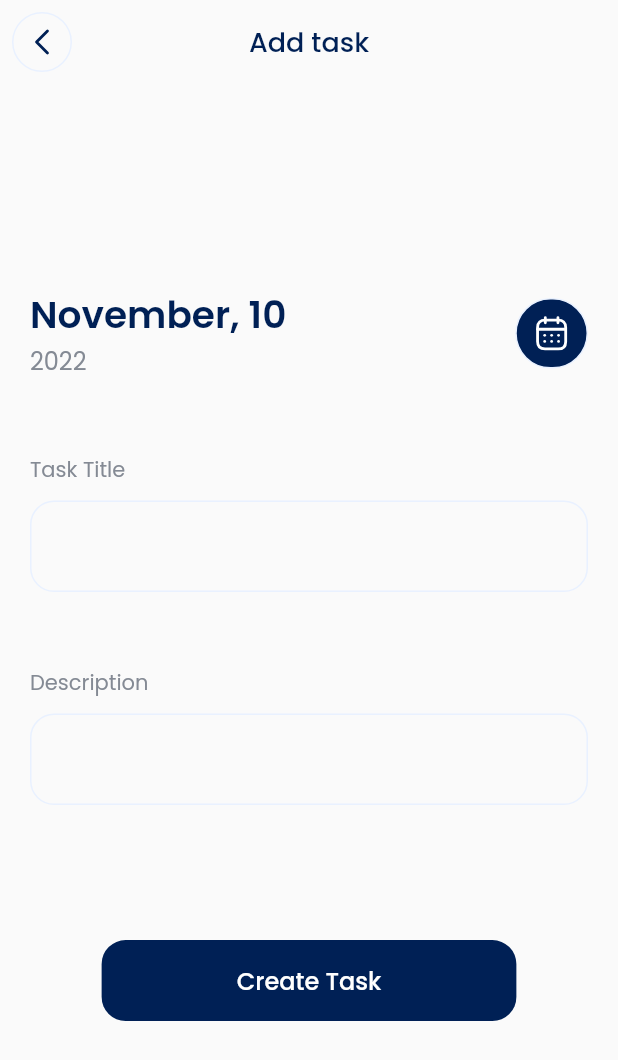
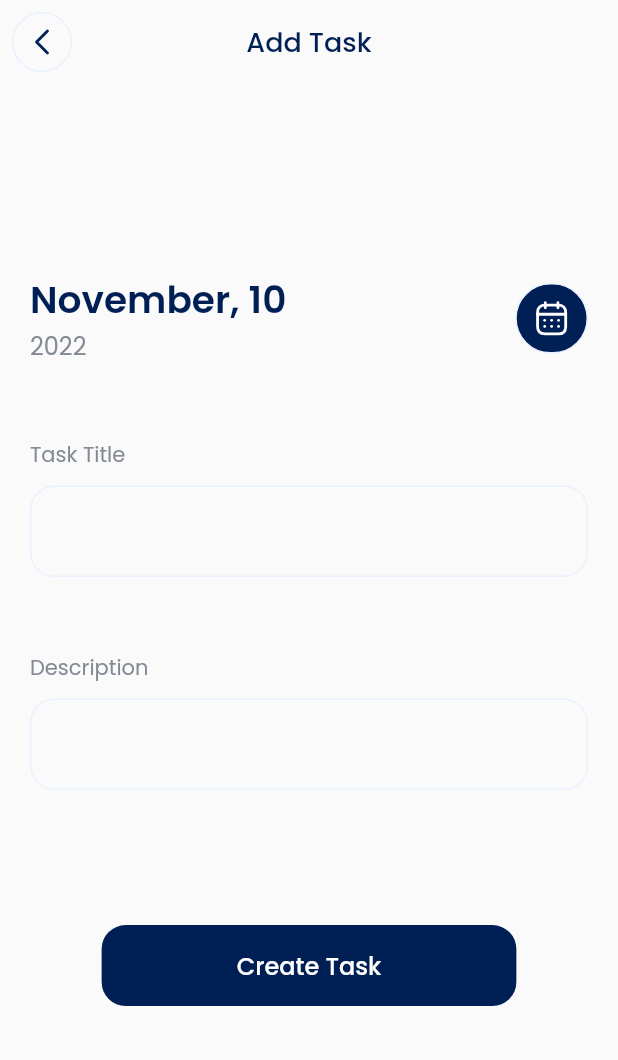
Before and after one commit to AgusDharmaUDEL93/tasker-RPL, a Flutter app: the screen it shows after launch, after a tap on an icon or button, on a phone screen of 412 x 824 dp. Shown: the top 1060 px of the screen. Run offline on Flutter 3.47's test engine with Material 2 defaults, Android fonts, the phone set to English and light mode, and no system bars; our stand-ins replace flutter_slidable, flutter_svg, google_fonts, hive, hive_flutter; accounts and stored records are empty.

Commit message:
feat: implemented lisview builder at home page, slider for each home_page_task_card for deleting and editing and reused the manage_task_page to create and edit the task

```diff
--- a/lib/layers/app/views/ui/home/home_page.dart
+++ b/lib/layers/app/views/ui/home/home_page.dart
@@ -1,13 +1,27 @@
 import 'package:flutter/material.dart';
 import 'package:flutter_svg/flutter_svg.dart';
 import 'package:google_fonts/google_fonts.dart';
+import 'package:hive_flutter/hive_flutter.dart';
+import 'package:tasker/layers/app/views/ui/widgets/home/home_add_first_task_widget.dart';
 import 'package:tasker/layers/app/views/ui/widgets/home/home_appbar_widget.dart';
 import 'package:tasker/layers/app/views/ui/widgets/home/home_task_card_widget.dart';
+import '../../../../core/utils/constants.dart';
+import '../../../models/task/boxes.dart';
+import '../../../models/task/task_model.dart';
 
-import '../../../../core/utils/constants.dart';
+class HomePage extends StatefulWidget {
+  const HomePage({super.key});
 
-class HomePage extends StatelessWidget {
-  const HomePage({super.key});
+  @override
+  State<HomePage> createState() => _HomePageState();
+}
+
+class _HomePageState extends State<HomePage> {
+  @override
+  void dispose() {
+    Hive.box('taskmodel').close();
+    super.dispose();
+  }
 
   @override
   Widget build(BuildContext context) {
@@ -16,7 +30,7 @@ class HomePage extends StatelessWidget {
         onPressed: () {
           Navigator.pushNamed(
             context,
-            kCreateTaskRoute,
+            kManageTaskRoute,
           );
         },
         elevation: 0,
@@ -32,7 +46,9 @@ class HomePage extends StatelessWidget {
       body: SizedBox(
         width: MediaQuery.of(context).size.width,
         child: Padding(
-          padding: const EdgeInsets.symmetric(horizontal: 20, vertical: 16),
+          padding: const EdgeInsets.fromLTRB(20, 20, 20, 0),
+          child: SingleChildScrollView(
+            physics: BouncingScrollPhysics(),
             child: Column(
               crossAxisAlignment: CrossAxisAlignment.start,
               children: [
@@ -44,29 +60,32 @@ class HomePage extends StatelessWidget {
                     fontWeight: FontWeight.w600,
                   ),
                 ),
-              Column(
-                children: const [
-                  SizedBox(height: 10),
-                  HomeTaskCardWidget(
-                    title: 'Book Cinema Tickets',
-                    description: 'Aasdnasidn',
-                    timeLeft: 2,
-                  ),
-                  SizedBox(height: 10),
-                  HomeTaskCardWidget(
-                    title: 'Book Cinema Tickets',
-                    description: 'Aasdnasidn',
-                    timeLeft: 3,
-                  ),
-                  SizedBox(height: 10),
-                  HomeTaskCardWidget(
-                    title: 'Book Cinema Tickets',
-                    description: 'Aasdnasidn',
-                    timeLeft: 6,
+                SizedBox(height: 15),
+                ValueListenableBuilder<Box<TaskModel>>(
+                  valueListenable: Boxes.getTasks().listenable(),
+                  builder:
+                      (BuildContext context, dynamic value, Widget? child) {
+                    final tasks = value.values.toList().cast<TaskModel>();
+                    if (tasks != null && tasks.isNotEmpty) {
+                      return ListView.separated(
+                        physics: BouncingScrollPhysics(),
+                        shrinkWrap: true,
+                        itemCount: tasks.length,
+                        itemBuilder: (BuildContext context, int index) {
+                          final task = tasks[index];
+                          return HomeTaskCardWidget(task: task);
+                        },
+                        separatorBuilder: (context, index) {
+                          return const SizedBox(height: 12);
+                        },
+                      );
+                    } else {
+                      return const AddFirstTaskWidget();
+                    }
+                  },
                 ),
               ],
             ),
-            ],
           ),
         ),
       ),
--- /dev/null
+++ b/lib/layers/app/views/ui/manage_task/manage_task_page.dart
@@ -0,0 +1,110 @@
+import 'package:flutter/material.dart';
+import 'package:google_fonts/google_fonts.dart';
+import 'package:tasker/layers/app/models/task/task_model.dart';
+import 'package:tasker/layers/app/views/ui/widgets/manage_task/manage_task_appbar_widget.dart';
+import 'package:tasker/layers/app/views/ui/widgets/manage_task/manage_task_task_textfield.dart';
+import 'package:tasker/layers/core/utils/constants.dart';
+import '../../../models/task/boxes.dart';
+import '../widgets/manage_task/manage_task_datepicker_field.dart';
+
+class CreateTaskPage extends StatefulWidget {
+  const CreateTaskPage({super.key, this.task});
+
+  final TaskModel? task;
+
+  @override
+  State<CreateTaskPage> createState() => _CreateTaskPageState();
+}
+
+class _CreateTaskPageState extends State<CreateTaskPage> {
+  var dateTime = DateTime.now();
+  TextEditingController titleController = TextEditingController();
+  TextEditingController descController = TextEditingController();
+
+  bool isEditing = false;
+
+  @override
+  void initState() {
+    super.initState();
+    if (widget.task != null) {
+      final task = widget.task!;
+
+      titleController.text = task.title;
+      descController.text = task.description;
+      refresh(task.expirationDate);
+    }
+  }
+
+  @override
+  Widget build(BuildContext context) {
+    isEditing = widget.task != null;
+    return Scaffold(
+      appBar: CreateTaskAppBar(title: isEditing ? 'Edit Task' : 'Add Task'),
+      body: Padding(
+        padding: const EdgeInsets.fromLTRB(20, 20, 20, 0),
+        child: SingleChildScrollView(
+          child: SizedBox(
+            height: MediaQuery.of(context).size.height * 0.85,
+            child: Column(
+              mainAxisAlignment: MainAxisAlignment.center,
+              children: [
+                CreateTaskDateWidget(dateTime: dateTime, refresh: refresh),
+                const SizedBox(height: 50),
+                CreateTaskTextFieldWidget(
+                    labelText: 'Task Title', controller: titleController),
+                const SizedBox(height: 50),
+                CreateTaskTextFieldWidget(
+                    labelText: 'Description', controller: descController),
+                const SizedBox(height: 90),
+                ElevatedButton(
+                  style: ElevatedButton.styleFrom(
+                    backgroundColor: kDarkBlue,
+                    padding: const EdgeInsets.symmetric(
+                        vertical: 15, horizontal: 90),
+                    shape: RoundedRectangleBorder(
+                      borderRadius: BorderRadius.circular(16),
+                    ),
+                    elevation: 0,
+                  ),
+                  onPressed: () {
+                    print(widget.task);
+                    // addTask(
+                    //   titleController.text,
+                    //   descController.text,
+                    //   dateTime,
+                    // );
+                    // Navigator.pop(context);
+                  },
+                  child: Text(
+                    isEditing ? 'Save Task' : 'Create Task',
+                    style: GoogleFonts.poppins(
+                      fontWeight: FontWeight.w500,
+                      fontSize: 16,
+                    ),
+                  ),
+                ),
+              ],
+            ),
+          ),
+        ),
+      ),
+    );
+  }
+
+  refresh(DateTime newTime) {
+    setState(() {
+      dateTime = newTime;
+    });
+  }
+
+  addTask(String title, String desc, DateTime expirationDate) {
+    final task = TaskModel()
+      ..title = title
+      ..description = desc
+      ..expirationDate = expirationDate;
+
+    final box = Boxes.getTasks();
+
+    box.add(task);
+  }
+}
--- /dev/null
+++ b/lib/layers/app/views/ui/widgets/home/home_add_first_task_widget.dart
@@ -0,0 +1,47 @@
+import 'package:flutter/material.dart';
+import 'package:flutter_svg/svg.dart';
+import 'package:google_fonts/google_fonts.dart';
+
+import '../../../../../core/utils/constants.dart';
+
+class AddFirstTaskWidget extends StatelessWidget {
+  const AddFirstTaskWidget({super.key});
+
+  @override
+  Widget build(BuildContext context) {
+    return InkWell(
+      onTap: () {
+        Navigator.pushNamed(
+          context,
+          kManageTaskRoute,
+        );
+      },
+      child: Container(
+        margin: EdgeInsets.only(top: 10),
+        height: 90,
+        width: double.infinity,
+        decoration: BoxDecoration(
+          color: kDarkBlue,
+          borderRadius: BorderRadius.circular(15),
+        ),
+        child: Center(
+          child: Column(
+            mainAxisAlignment: MainAxisAlignment.center,
+            children: [
+              SvgPicture.asset('assets/icons/add-icon.svg'),
+              const SizedBox(height: 10),
+              Text(
+                'Add your first task',
+                style: GoogleFonts.poppins(
+                  fontSize: 14,
+                  fontWeight: FontWeight.w600,
+                  color: kPlainWhite,
+                ),
+              ),
+            ],
+          ),
+        ),
+      ),
+    );
+  }
+}
--- a/lib/layers/app/views/ui/widgets/home/home_task_card_widget.dart
+++ b/lib/layers/app/views/ui/widgets/home/home_task_card_widget.dart
@@ -1,18 +1,15 @@
 import 'package:flutter/material.dart';
+import 'package:flutter_slidable/flutter_slidable.dart';
 import 'package:google_fonts/google_fonts.dart';
-
+import 'package:tasker/layers/app/models/task/task_model.dart';
 import '../../../../../core/utils/constants.dart';
 
 class HomeTaskCardWidget extends StatefulWidget {
-  final String title;
-  final String description;
-  final int timeLeft;
+  final TaskModel task;
 
   const HomeTaskCardWidget({
     super.key,
-    required this.title,
-    required this.description,
-    required this.timeLeft,
+    required this.task,
   });
 
   @override
@@ -24,7 +21,29 @@ class _HomeTaskCardWidgetState extends State<HomeTaskCardWidget> {
 
   @override
   Widget build(BuildContext context) {
-    return Theme(
+    final difference = daysBetween(DateTime.now(), widget.task.expirationDate);
+    return Slidable(
+      endActionPane: ActionPane(
+        motion: const ScrollMotion(),
+        children: [
+          SlidableAction(
+            onPressed: (context) {
+              Navigator.pushNamed(context, kManageTaskRoute,
+                  arguments: widget.task);
+            },
+            foregroundColor: Colors.blue,
+            icon: Icons.edit,
+            label: 'Edit',
+          ),
+          SlidableAction(
+            onPressed: (context) {},
+            foregroundColor: Colors.red,
+            icon: Icons.delete,
+            label: 'Delete',
+          ),
+        ],
+      ),
+      child: Theme(
         data: ThemeData(
           dividerColor: Colors.transparent,
         ),
@@ -54,10 +73,11 @@ class _HomeTaskCardWidgetState extends State<HomeTaskCardWidget> {
               collapsedTextColor: Colors.black,
               textColor: Colors.black,
               title: Text(
-              widget.title,
+                widget.task.title,
                 style: GoogleFonts.poppins(
                   color: kDarkBlue,
                   fontWeight: FontWeight.w500,
+                  fontSize: 14,
                 ),
               ),
               childrenPadding: EdgeInsets.symmetric(vertical: 10),
@@ -68,9 +88,9 @@ class _HomeTaskCardWidgetState extends State<HomeTaskCardWidget> {
                     child: Container(
                       width: 18,
                       height: 18,
-                    color: widget.timeLeft > 4
+                      color: difference > 4
                           ? Colors.green.withOpacity(0.3)
-                        : widget.timeLeft > 2
+                          : difference > 2
                               ? Colors.yellow.withOpacity(0.3)
                               : Colors.red.withOpacity(0.3),
                       child: Center(
@@ -79,9 +99,9 @@ class _HomeTaskCardWidgetState extends State<HomeTaskCardWidget> {
                           child: Container(
                             width: 10,
                             height: 10,
-                          color: widget.timeLeft > 4
+                            color: difference > 4
                                 ? Colors.green
-                              : widget.timeLeft > 2
+                                : difference > 2
                                     ? Colors.yellow
                                     : Colors.red,
                           ),
@@ -90,10 +110,10 @@ class _HomeTaskCardWidgetState extends State<HomeTaskCardWidget> {
                     ),
                   ),
                   const SizedBox(
-                  width: 4,
+                    width: 6,
                   ),
                   Text(
-                  '${widget.timeLeft} days left',
+                    '${difference} days left',
                     style: GoogleFonts.poppins(color: kDarkGrey),
                   ),
                 ],
@@ -105,8 +125,20 @@ class _HomeTaskCardWidgetState extends State<HomeTaskCardWidget> {
                     : Icon(Icons.keyboard_arrow_down_outlined),
               ),
               children: <Widget>[
+                Column(
+                  children: [
                     Center(
-                child: Text(widget.description),
+                      child: Padding(
+                        padding: const EdgeInsets.symmetric(horizontal: 20),
+                        child: Text(
+                          widget.task.description,
+                          style: GoogleFonts.poppins(
+                            color: kDarkBlue,
+                          ),
+                        ),
+                      ),
+                    ),
+                  ],
                 )
               ],
               onExpansionChanged: (bool expanded) {
@@ -117,6 +149,13 @@ class _HomeTaskCardWidgetState extends State<HomeTaskCardWidget> {
             ),
           ),
         ),
+      ),
     );
   }
+
+  int daysBetween(DateTime from, DateTime to) {
+    from = DateTime(from.year, from.month, from.day);
+    to = DateTime(to.year, to.month, to.day);
+    return (to.difference(from).inHours / 24).round();
   }
+}
--- /dev/null
+++ b/lib/layers/app/views/ui/widgets/manage_task/manage_task_appbar_widget.dart
@@ -0,0 +1,58 @@
+import 'package:flutter/material.dart';
+import 'package:flutter_svg/svg.dart';
+import 'package:google_fonts/google_fonts.dart';
+
+import '../../../../../core/utils/constants.dart';
+
+class CreateTaskAppBar extends StatefulWidget implements PreferredSizeWidget {
+  CreateTaskAppBar({super.key, required this.title})
+      : preferredSize = Size.fromHeight(kToolbarHeight);
+
+  final String title;
+
+  @override
+  final Size preferredSize; // default is 56.0
+
+  @override
+  State<CreateTaskAppBar> createState() => _CreateTaskAppBarState();
+}
+
+class _CreateTaskAppBarState extends State<CreateTaskAppBar> {
+  @override
+  Widget build(BuildContext context) {
+    return AppBar(
+      elevation: 0,
+      backgroundColor: Colors.transparent,
+      leading: Padding(
+        padding: const EdgeInsets.all(8.0),
+        child: Container(
+          decoration: BoxDecoration(
+            borderRadius: BorderRadius.circular(50.0),
+            border: Border.all(color: kLightBlue),
+          ),
+          child: InkWell(
+            onTap: () {
+              Navigator.pop(context);
+            },
+            child: Padding(
+              padding: const EdgeInsets.symmetric(horizontal: 14, vertical: 10),
+              child: SvgPicture.asset(
+                'assets/icons/arrow-back-icon.svg',
+                height: 20,
+              ),
+            ),
+          ),
+        ),
+      ),
+      centerTitle: true,
+      title: Text(
+        widget.title,
+        style: GoogleFonts.poppins(
+          color: kDarkBlue,
+          fontWeight: FontWeight.w500,
+          fontSize: 18,
+        ),
+      ),
+    );
+  }
+}
--- /dev/null
+++ b/lib/layers/app/views/ui/widgets/manage_task/manage_task_datepicker_field.dart
@@ -0,0 +1,85 @@
+import 'package:flutter/material.dart';
+import 'package:flutter_svg/svg.dart';
+import 'package:google_fonts/google_fonts.dart';
+import 'package:intl/intl.dart';
+
+import '../../../../../core/utils/constants.dart';
+
+class CreateTaskDateWidget extends StatefulWidget {
+  CreateTaskDateWidget({
+    super.key,
+    required this.dateTime,
+    required this.refresh,
+  });
+
+  DateTime dateTime;
+  Function refresh;
+
+  @override
+  State<CreateTaskDateWidget> createState() => _CreateTaskDateWidgetState();
+}
+
+class _CreateTaskDateWidgetState extends State<CreateTaskDateWidget> {
+  @override
+  Widget build(BuildContext context) {
+    return Row(
+      mainAxisAlignment: MainAxisAlignment.spaceBetween,
+      children: [
+        Column(
+          crossAxisAlignment: CrossAxisAlignment.start,
+          children: [
+            Text(
+              '${DateFormat("MMMM").format(widget.dateTime)}, ${widget.dateTime.day}',
+              style: GoogleFonts.poppins(
+                fontWeight: FontWeight.w600,
+                color: kDarkBlue,
+                fontSize: 25,
+              ),
+            ),
+            Text(
+              '${widget.dateTime.year}',
+              style: GoogleFonts.poppins(
+                fontWeight: FontWeight.w400,
+                color: kDarkGrey,
+                fontSize: 16,
+              ),
+            ),
+          ],
+        ),
+        Container(
+          decoration: BoxDecoration(
+            borderRadius: BorderRadius.circular(50.0),
+            border: Border.all(color: kLightBlue),
+            color: kDarkBlue,
+          ),
+          child: InkWell(
+            onTap: () {
+              showDatePicker(
+                context: context,
+                initialDate: widget.dateTime != DateTime.now()
+                    ? widget.dateTime
+                    : DateTime.now(),
+                firstDate: DateTime(2000),
+                lastDate: DateTime(2100),
+              ).then((value) => setState(() {
+                    if (value != null) {
+                      widget.dateTime = value;
+                    }
+                    widget.refresh(value);
+                  }));
+            },
+            child: Padding(
+              padding:
+                  const EdgeInsets.symmetric(horizontal: 12.0, vertical: 10),
+              child: SvgPicture.asset(
+                'assets/icons/calendar-icon.svg',
+                height: 25,
+                color: kPlainWhite,
+              ),
+            ),
+          ),
+        ),
+      ],
+    );
+  }
+}
--- /dev/null
+++ b/lib/layers/app/views/ui/widgets/manage_task/manage_task_task_textfield.dart
@@ -0,0 +1,75 @@
+import 'package:flutter/material.dart';
+import 'package:google_fonts/google_fonts.dart';
+
+import '../../../../../core/utils/constants.dart';
+
+class CreateTaskTextFieldWidget extends StatefulWidget {
+  const CreateTaskTextFieldWidget({
+    super.key,
+    required this.labelText,
+    required this.controller,
+  });
+
+  final String labelText;
+  final TextEditingController controller;
+
+  @override
+  State<CreateTaskTextFieldWidget> createState() =>
+      CreateTaskTextFieldWidgetState();
+}
+
+class CreateTaskTextFieldWidgetState extends State<CreateTaskTextFieldWidget> {
+  @override
+  Widget build(BuildContext context) {
+    return Column(
+      crossAxisAlignment: CrossAxisAlignment.start,
+      children: [
+        Text(
+          widget.labelText,
+          style: GoogleFonts.poppins(
+            color: kDarkGrey,
+            fontSize: 14,
+          ),
+        ),
+        const SizedBox(height: 10),
+        TextFormField(
+          controller: widget.controller,
+          style: GoogleFonts.poppins(
+            fontSize: 18,
+            color: kDarkBlue,
+            fontWeight: FontWeight.w500,
+          ),
+          decoration: InputDecoration(
+            contentPadding:
+                const EdgeInsets.symmetric(vertical: 18, horizontal: 20),
+            focusedErrorBorder: OutlineInputBorder(
+              borderRadius: BorderRadius.circular(16),
+              borderSide: const BorderSide(
+                color: kPrimaryColor,
+              ),
+            ),
+            errorBorder: OutlineInputBorder(
+              borderRadius: BorderRadius.circular(16),
+              borderSide: const BorderSide(
+                color: kDarkGrey,
+              ),
+            ),
+            focusedBorder: OutlineInputBorder(
+              borderRadius: BorderRadius.circular(16),
+              borderSide: const BorderSide(
+                color: kLightBlue,
+              ),
+            ),
+            enabledBorder: OutlineInputBorder(
+              borderRadius: BorderRadius.circular(16),
+              borderSide: const BorderSide(
+                color: kLightBlue,
+              ),
+            ),
+            border: InputBorder.none,
+          ),
+        ),
+      ],
+    );
+  }
+}
--- a/lib/layers/core/utils/constants.dart
+++ b/lib/layers/core/utils/constants.dart
@@ -2,7 +2,7 @@ import 'package:flutter/material.dart';
 
 // Routes
 const String kHomeRoute = '/';
-const String kCreateTaskRoute = '/create-task';
+const String kManageTaskRoute = '/create-task';
 
 // Color Pallete
 const Color kPrimaryColor = Color(0xFF3580FF);
--- a/lib/layers/core/utils/route_generator.dart
+++ b/lib/layers/core/utils/route_generator.dart
@@ -1,5 +1,6 @@
 import 'package:flutter/material.dart';
-import 'package:tasker/layers/app/views/ui/create_task/create_task_page.dart';
+import 'package:tasker/layers/app/models/task/task_model.dart';
+import 'package:tasker/layers/app/views/ui/manage_task/manage_task_page.dart';
 import 'package:tasker/layers/core/utils/constants.dart';
 import '../../app/views/ui/home/home_page.dart';
 
@@ -8,9 +9,13 @@ class RouteGenerator {
     switch (settings.name) {
       case kHomeRoute:
         return MaterialPageRoute(builder: (_) => const HomePage());
-      case kCreateTaskRoute:
-        return MaterialPageRoute(builder: (_) => const CreateTaskPage());
-
+      case kManageTaskRoute:
+        if (settings.arguments != null) {
+          final args = settings.arguments as TaskModel;
+          return MaterialPageRoute(
+              builder: (context) => CreateTaskPage(task: args));
+        }
+        return MaterialPageRoute(builder: (context) => const CreateTaskPage());
       default:
         return errorRoute();
     }
--- a/lib/main.dart
+++ b/lib/main.dart
@@ -1,8 +1,17 @@
 import 'package:flutter/material.dart';
+import 'package:tasker/layers/app/models/task/task_model.dart';
 import 'package:tasker/layers/core/utils/constants.dart';
 import 'package:tasker/layers/core/utils/route_generator.dart';
+import 'package:hive_flutter/hive_flutter.dart';
 
-void main() {
+Future<void> main() async {
+  WidgetsFlutterBinding.ensureInitialized();
+
+  await Hive.initFlutter();
+
+  Hive.registerAdapter(TaskModelAdapter());
+  await Hive.openBox<TaskModel>('taskmodel');
+
   runApp(const TaskerApp());
 }
 
```
Lines whose indentation alone changed are shown as unchanged.
